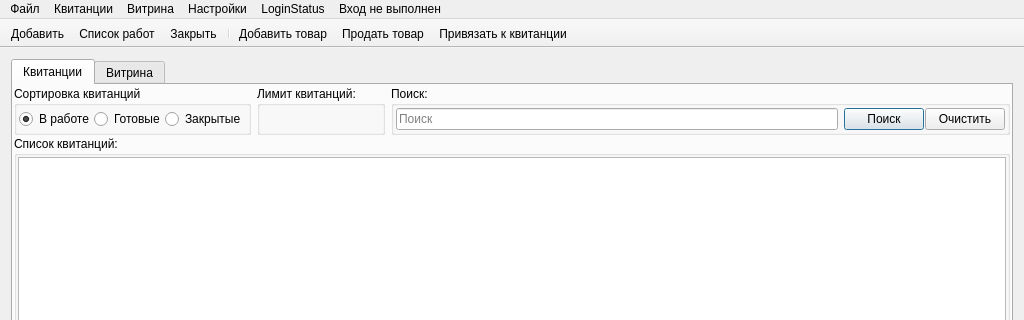
Qt form mainwindow.ui (eboladev/XPPC) before a commit; both pictures show x 0 to 1024 and y 0 to 320 of the 1024 by 768 pixel window.
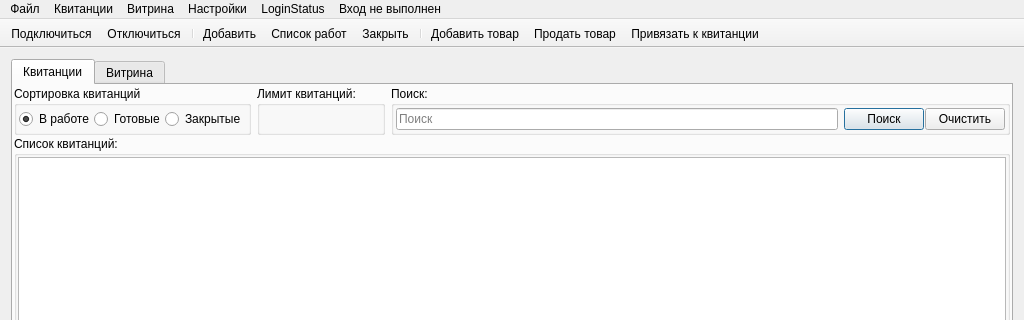
The same form after that commit. Icons and pictures are not drawn. Custom widgets are drawn as their Qt base class.

Commit message: completer for customers

Patch:
```diff
--- a/mainwindow.ui
+++ b/mainwindow.ui
@@ -736,6 +736,9 @@
    <attribute name="toolBarBreak">
     <bool>false</bool>
    </attribute>
+   <addaction name="actionConnect"/>
+   <addaction name="actionDisconnect"/>
+   <addaction name="separator"/>
    <addaction name="actionOnAddReceiptClicked"/>
    <addaction name="actionOnJobListClicked"/>
    <addaction name="actionCloseTicket"/>
```
The commit also changes 2 other files.
